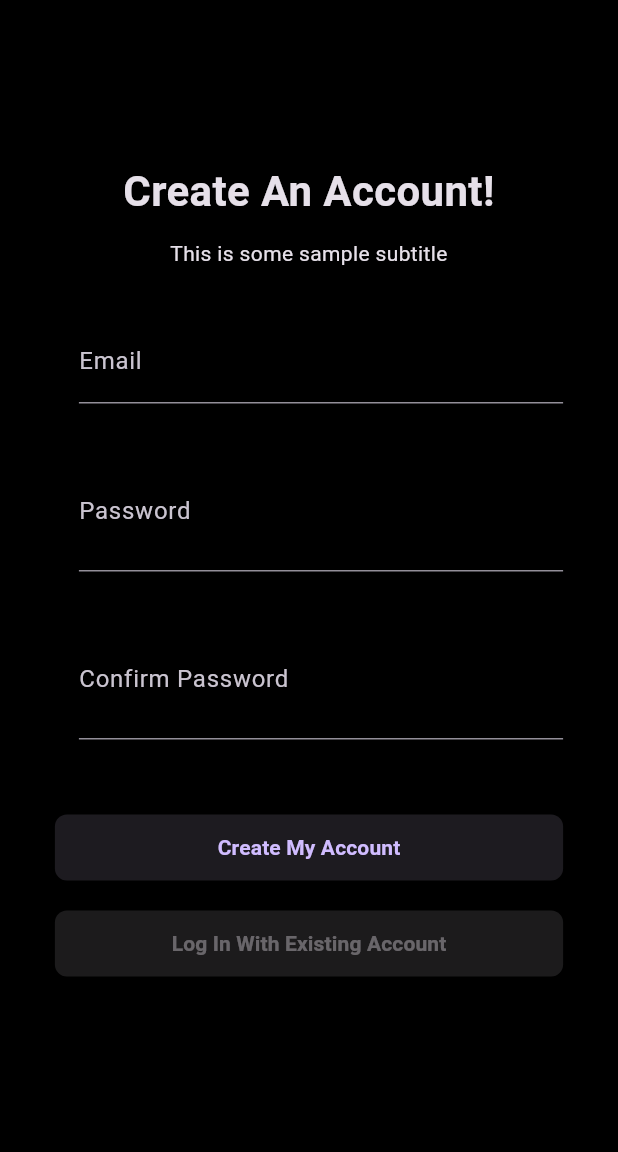
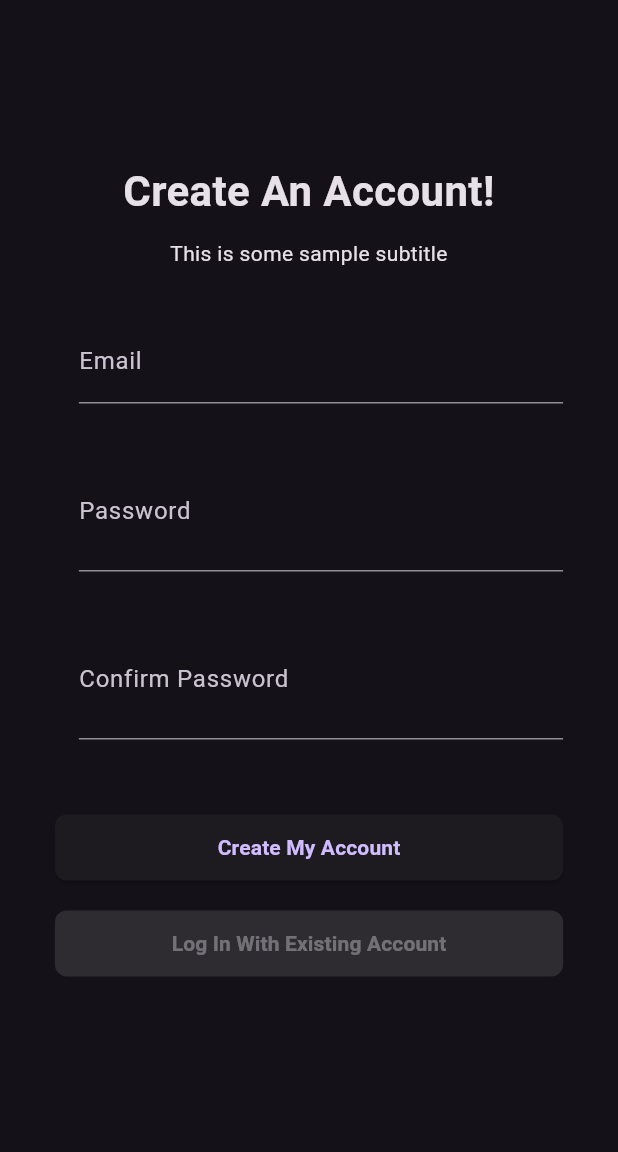
Before and after one commit to ernpao/hover, a Flutter app: the screen it shows after launch, on a phone screen of 412 x 824 dp, the part 84-1236 px from its top. Run offline on Flutter 3.47's test engine with Material 3 defaults, Android fonts, the phone set to English and light mode, and no system bars; our stand-ins replace shared_preferences.

Commit message:
HoverThemeData: Removed setting of scaffoldBackgroundColor.

```diff
--- a/lib/src/framework/components/theme/hover_theme_data.dart
+++ b/lib/src/framework/components/theme/hover_theme_data.dart
@@ -12,10 +12,10 @@ class HoverThemeData {
   static final dark = HoverThemeData(
     name: "hover_dark",
     data: ThemeData.dark().copyWith(
-      // errorColor: Colors.orange,
-      // backgroundColor: Colors.black,
-      scaffoldBackgroundColor: Colors.black,
-    ),
+        // errorColor: Colors.orange,
+        // backgroundColor: Colors.black,
+        // scaffoldBackgroundColor: Colors.black,
+        ),
   );
 
   static final light =
```
